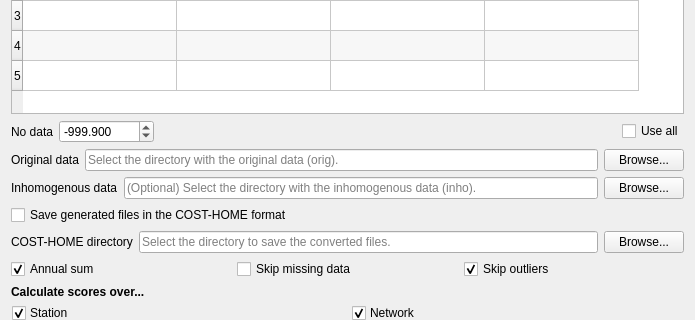
First picture: the form in GSIMCLI/interface/tools.benchmark.ui, repository iled/gsimcli, before the edit; both pictures show x 0 to 695 and y 175 to 495 of the 695 by 734 pixel window.
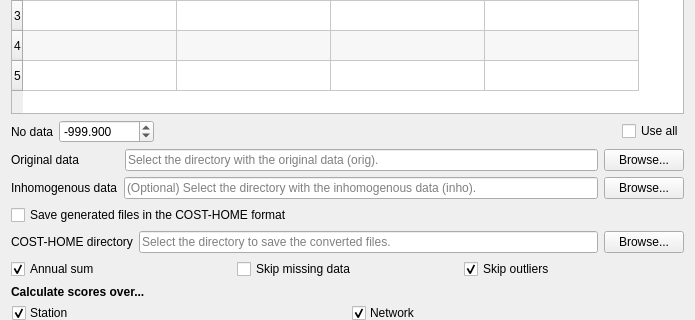
Second picture: the form after the edit.

Commit message: simstats' integration with the main gui

Patch:
```diff
--- a/GSIMCLI/interface/tools.benchmark.ui
+++ b/GSIMCLI/interface/tools.benchmark.ui
@@ -252,8 +252,27 @@
        </property>
       </widget>
      </item>
+     <item>
+      <spacer name="horizontalSpacer_4">
+       <property name="orientation">
+        <enum>Qt::Horizontal</enum>
+       </property>
+       <property name="sizeHint" stdset="0">
+        <size>
+         <width>40</width>
+         <height>20</height>
+        </size>
+       </property>
+      </spacer>
+     </item>
      <item>
       <widget class="QLineEdit" name="lineOrig">
+       <property name="sizePolicy">
+        <sizepolicy hsizetype="Expanding" vsizetype="Fixed">
+         <horstretch>1</horstretch>
+         <verstretch>0</verstretch>
+        </sizepolicy>
+       </property>
        <property name="placeholderText">
         <string>Select the directory with the original data (orig).</string>
        </property>
```
The commit also changes 3 other files.
